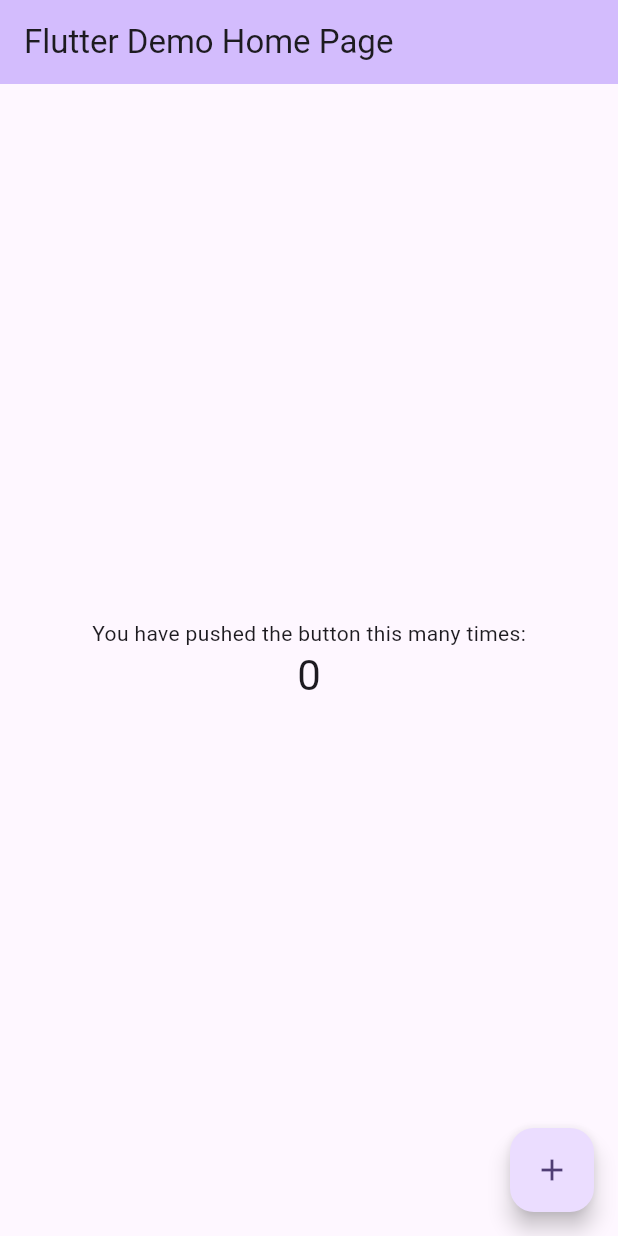
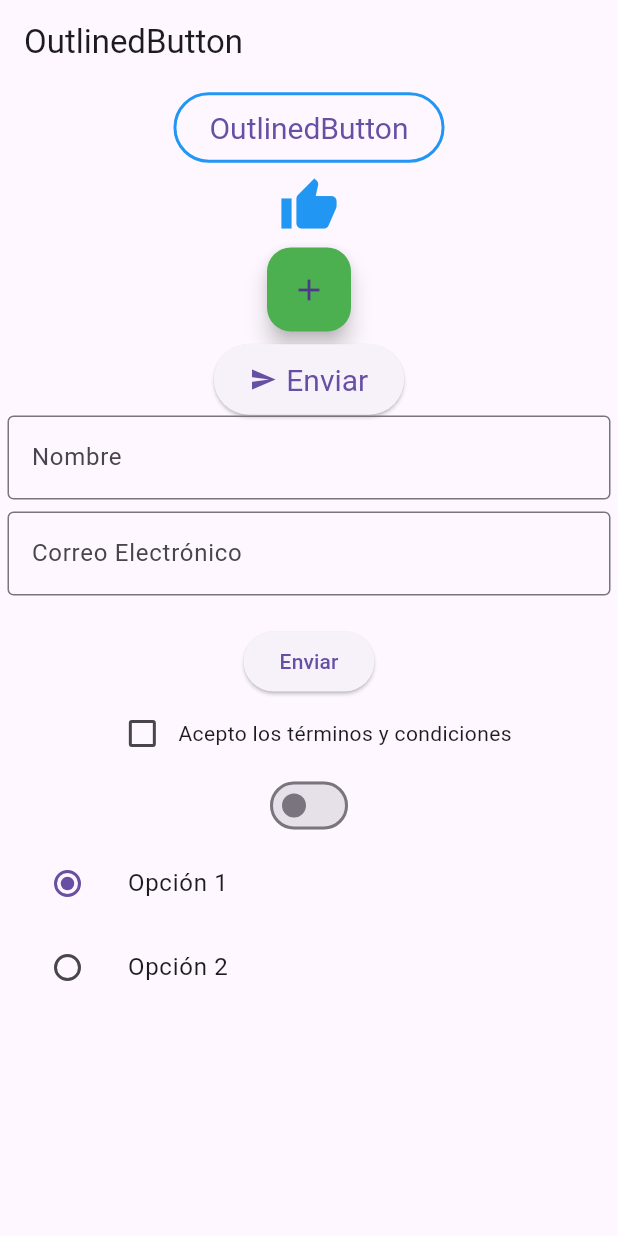
Before and after one commit to dmamanipar/DAM-2025-1-G2, a Flutter app: the screen it shows after launch, on a phone screen of 412 x 824 dp. Run offline on Flutter 3.47's test engine with Material 3 defaults, Android fonts, the phone set to English and light mode, and no system bars; our stand-ins replace dio, pretty_dio_logger, retrofit; generated files the repository leaves out were written again.

Commit message:
componentes P3

```diff
--- a/comp_flutter/lib/main.dart
+++ b/comp_flutter/lib/main.dart
@@ -1,122 +1,199 @@
 import 'package:flutter/material.dart';
 
 void main() {
-  runApp(const MyApp());
+  runApp(MyApp());
 }
 
 class MyApp extends StatelessWidget {
-  const MyApp({super.key});
-
-  // This widget is the root of your application.
   @override
   Widget build(BuildContext context) {
     return MaterialApp(
+      debugShowCheckedModeBanner: false,
       title: 'Flutter Demo',
-      theme: ThemeData(
-        // This is the theme of your application.
-        //
-        // TRY THIS: Try running your application with "flutter run". You'll see
-        // the application has a purple toolbar. Then, without quitting the app,
-        // try changing the seedColor in the colorScheme below to Colors.green
-        // and then invoke "hot reload" (save your changes or press the "hot
-        // reload" button in a Flutter-supported IDE, or press "r" if you used
-        // the command line to start the app).
-        //
-        // Notice that the counter didn't reset back to zero; the application
-        // state is not lost during the reload. To reset the state, use hot
-        // restart instead.
-        //
-        // This works for code too, not just values: Most code changes can be
-        // tested with just a hot reload.
-        colorScheme: ColorScheme.fromSeed(seedColor: Colors.deepPurple),
-      ),
-      home: const MyHomePage(title: 'Flutter Demo Home Page'),
+      theme: ThemeData(primarySwatch: Colors.blue),
+      home: MyHomePage(),
     );
   }
 }
 
 class MyHomePage extends StatefulWidget {
-  const MyHomePage({super.key, required this.title});
-
-  // This widget is the home page of your application. It is stateful, meaning
-  // that it has a State object (defined below) that contains fields that affect
-  // how it looks.
-
-  // This class is the configuration for the state. It holds the values (in this
-  // case the title) provided by the parent (in this case the App widget) and
-  // used by the build method of the State. Fields in a Widget subclass are
-  // always marked "final".
-
-  final String title;
-
   @override
-  State<MyHomePage> createState() => _MyHomePageState();
+  _MyHomePageState createState() => _MyHomePageState();
 }
 
 class _MyHomePageState extends State<MyHomePage> {
-  int _counter = 0;
 
-  void _incrementCounter() {
-    setState(() {
-      // This call to setState tells the Flutter framework that something has
-      // changed in this State, which causes it to rerun the build method below
-      // so that the display can reflect the updated values. If we changed
-      // _counter without calling setState(), then the build method would not be
-      // called again, and so nothing would appear to happen.
-      _counter++;
-    });
-  }
+  final _formKey = GlobalKey<FormState>();
+  String _email = '';
+  final emailRegex = RegExp(r'^[\w-\.]+@([\w-]+\.)+[\w-]{2,4}$');
+  bool _isChecked = false;
+  bool _switchValue = false;
+  int _selectedValue = 1;
 
   @override
   Widget build(BuildContext context) {
-    // This method is rerun every time setState is called, for instance as done
-    // by the _incrementCounter method above.
-    //
-    // The Flutter framework has been optimized to make rerunning build methods
-    // fast, so that you can just rebuild anything that needs updating rather
-    // than having to individually change instances of widgets.
     return Scaffold(
-      appBar: AppBar(
-        // TRY THIS: Try changing the color here to a specific color (to
-        // Colors.amber, perhaps?) and trigger a hot reload to see the AppBar
-        // change color while the other colors stay the same.
-        backgroundColor: Theme.of(context).colorScheme.inversePrimary,
-        // Here we take the value from the MyHomePage object that was created by
-        // the App.build method, and use it to set our appbar title.
-        title: Text(widget.title),
-      ),
+      appBar: AppBar(title: Text('OutlinedButton')),
       body: Center(
-        // Center is a layout widget. It takes a single child and positions it
-        // in the middle of the parent.
         child: Column(
-          // Column is also a layout widget. It takes a list of children and
-          // arranges them vertically. By default, it sizes itself to fit its
-          // children horizontally, and tries to be as tall as its parent.
-          //
-          // Column has various properties to control how it sizes itself and
-          // how it positions its children. Here we use mainAxisAlignment to
-          // center the children vertically; the main axis here is the vertical
-          // axis because Columns are vertical (the cross axis would be
-          // horizontal).
-          //
-          // TRY THIS: Invoke "debug painting" (choose the "Toggle Debug Paint"
-          // action in the IDE, or press "p" in the console), to see the
-          // wireframe for each widget.
-          mainAxisAlignment: MainAxisAlignment.center,
-          children: <Widget>[
-            const Text('You have pushed the button this many times:'),
-            Text(
-              '$_counter',
-              style: Theme.of(context).textTheme.headlineMedium,
+          children: [
+            Padding(padding: EdgeInsets.all(5),
+            child: Column(
+              children: [
+                OutlinedButton(
+                  onPressed: () {
+                    print('OutlinedButton presionado');
+                  },
+                  child: Text('OutlinedButton'),
+                  style: OutlinedButton.styleFrom(
+                    padding: EdgeInsets.symmetric(horizontal: 24, vertical: 12),
+                    textStyle: TextStyle(fontSize: 20),
+                    side: BorderSide(
+                      color: Colors.blue,
+                      width: 2,
+                    ), // Define el borde
+                  ),
+                ),
+
+                IconButton(
+                  icon: Icon(Icons.thumb_up),
+                  color: Colors.blue,
+                  iconSize: 40.0,
+                  onPressed: () {
+                    print('IconButton presionado');
+                  },
+                ),
+
+                FloatingActionButton(
+                  onPressed: () {
+                    print('FAB presionado');
+                  },
+                  child: Icon(Icons.add),
+                  backgroundColor: Colors.green,
+                ),
+                SizedBox(height: 8,),
+                ElevatedButton.icon(
+                  onPressed: () {
+                    print('Botón con ícono y texto presionado');
+                  },
+                  icon: Icon(Icons.send),
+                  label: Text('Enviar'),
+                  style: ElevatedButton.styleFrom(
+                    padding: EdgeInsets.symmetric(horizontal: 24, vertical: 12),
+                    textStyle: TextStyle(fontSize: 20),
+                  ),
+                ),
+
+                TextField(
+                  decoration: InputDecoration(
+                    border: OutlineInputBorder(),
+                    labelText: 'Nombre',
+                    hintText: 'Escribe tu nombre',
+                  ),
+                  onChanged: (text) {
+                    print('Texto ingresado: $text');
+                  },
+                ),
+                SizedBox(height: 8,),
+
+
+                Form(
+                  key: _formKey,
+                  child: Column(
+                    children: <Widget>[
+                      TextFormField(
+                        decoration: InputDecoration(
+                          labelText: 'Correo Electrónico',
+                          border: OutlineInputBorder(),
+                        ),
+                        onChanged: (value) {_email = value; },
+                        validator: (value) {
+                          if (value == null || value.isEmpty) {
+                            return 'Por favor, ingrese un correo';
+                          }
+                          if (!emailRegex.hasMatch(value)) {
+                            return 'Ingrese un correo válido';
+                          }
+                          return null;
+                        },
+                      ),
+                      SizedBox(height: 20),
+                      ElevatedButton(
+                        onPressed: () {
+                          if (_formKey.currentState!.validate()) {
+                            print('Correo ingresado: $_email');
+                          }
+                        },
+                        child: Text('Enviar'),
+                      ),
+                    ],
+                  ),
+                ),
+
+                Row(
+                  mainAxisAlignment: MainAxisAlignment.center,
+                  children: [
+                    Checkbox(
+                      value: _isChecked,
+                      onChanged: (bool? value) {
+                        setState(() {
+                          _isChecked = value ?? false;
+                        });
+                      },
+                    ),
+                    Text('Acepto los términos y condiciones'),
+                  ],
+                ),
+
+                Switch(
+                  value: _switchValue,
+                  onChanged: (bool value) {
+                    setState(() {
+                      _switchValue = value;
+                    });
+                    print('Switch: $_switchValue');
+                  },
+                ),
+
+                Column(
+                  mainAxisAlignment: MainAxisAlignment.center,
+                  children: <Widget>[
+                    ListTile(
+                      title: Text('Opción 1'),
+                      leading: Radio<int>(
+                        value: 1,
+                        groupValue: _selectedValue,
+                        onChanged: (int? value) {
+                          setState(() { _selectedValue = value!; });
+                          print("Seleccionado: $_selectedValue");
+                        },
+                      ),
+                    ),
+                    ListTile(
+                      title: Text('Opción 2'),
+                      leading: Radio<int>(
+                        value: 2,
+                        groupValue: _selectedValue,
+                        onChanged: (int? value) {
+                          setState(() {_selectedValue = value!; });
+                          print("Seleccionado: $_selectedValue");
+                        },
+                      ),
+                    ),
+                  ],
+                ),
+
+
+
+
+
+              ],
             ),
-          ],
+            )
+          ]
+
         ),
       ),
-      floatingActionButton: FloatingActionButton(
-        onPressed: _incrementCounter,
-        tooltip: 'Increment',
-        child: const Icon(Icons.add),
-      ), // This trailing comma makes auto-formatting nicer for build methods.
     );
   }
 }
--- /dev/null
+++ b/comp_flutter/lib/main_est_basica.dart
@@ -0,0 +1,34 @@
+import 'package:flutter/material.dart';
+
+void main() {
+  runApp( MyApp());
+}
+
+
+class MyApp extends StatelessWidget {
+  @override
+  Widget build(BuildContext context) {
+    return MaterialApp(
+      debugShowCheckedModeBanner: false,
+      title: 'Flutter Demo',
+      theme: ThemeData(
+        primarySwatch: Colors.blue,
+      ),
+      home: MyHomePage(),
+    );
+  }
+}
+
+
+class MyHomePage extends StatefulWidget {
+  @override
+  _MyHomePageState createState() => _MyHomePageState();
+}
+
+class _MyHomePageState extends State<MyHomePage> {
+  @override
+  Widget build(BuildContext context) {
+    // TODO: implement build
+    throw UnimplementedError();
+  }
+}
```
Also changed, not shown: comp_flutter/lib/main_bottons.dart (added, +70 -0 lines), comp_flutter/lib/main_drawer.dart (added, +122 -0 lines), 1 other file.
